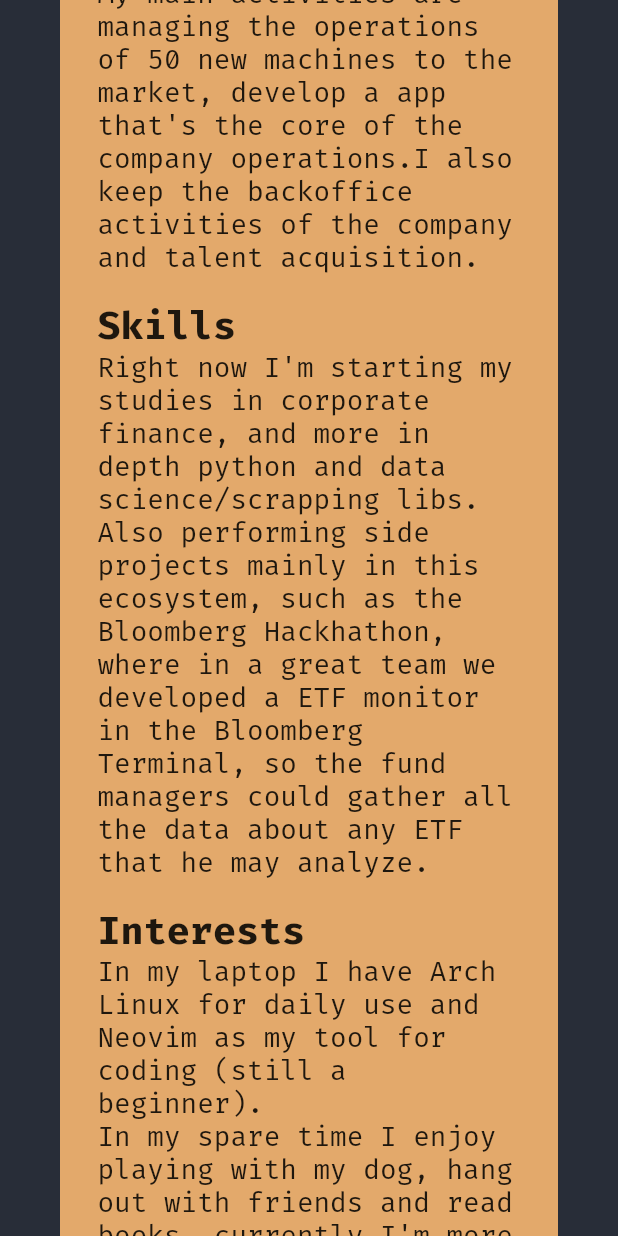
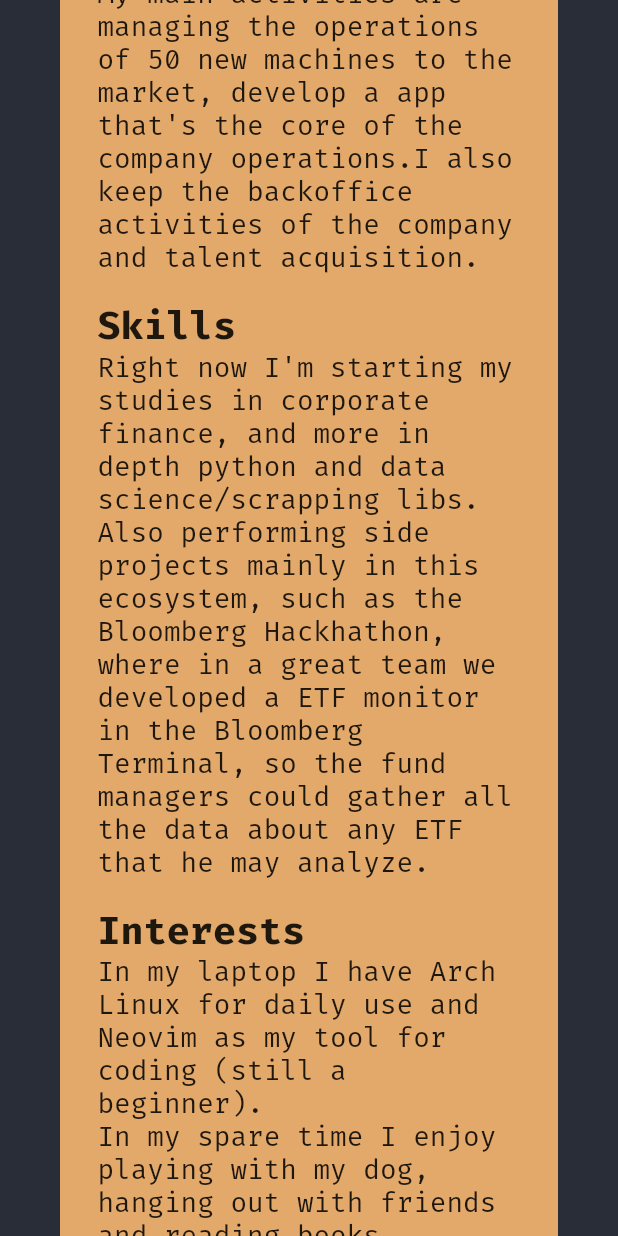
Before and after one commit to viniciusbaca/viniciusbaca.github.io, a Flutter app: the screen it shows after launch, scrolled down 576 dp, on a phone screen of 412 x 824 dp. Run offline on Flutter 3.47's test engine with Material 2 defaults, Android fonts, the phone set to English and light mode, and no system bars.

Commit message:
raw update frontPage.dart

```diff
--- a/lib/frontPage.dart
+++ b/lib/frontPage.dart
@@ -87,8 +87,8 @@ class FrontPage extends StatelessWidget {
                   desc:
                       "In my laptop I have Arch Linux for daily use and Neovim"
                       " as my tool for coding (still a beginner).\n"
-                      "In my spare time I enjoy playing with my dog, hang out"
-                      " with friends and read books, currently I'm more in"
+                      "In my spare time I enjoy playing with my dog, hanging out"
+                      " with friends and reading books, currently I'm more in"
                       " technical books for fun, such as 'The Rust Programming"
                       " Language and 'Fluent Python'.\n"
                       //"I'm genuinely interested in people development.",
```
